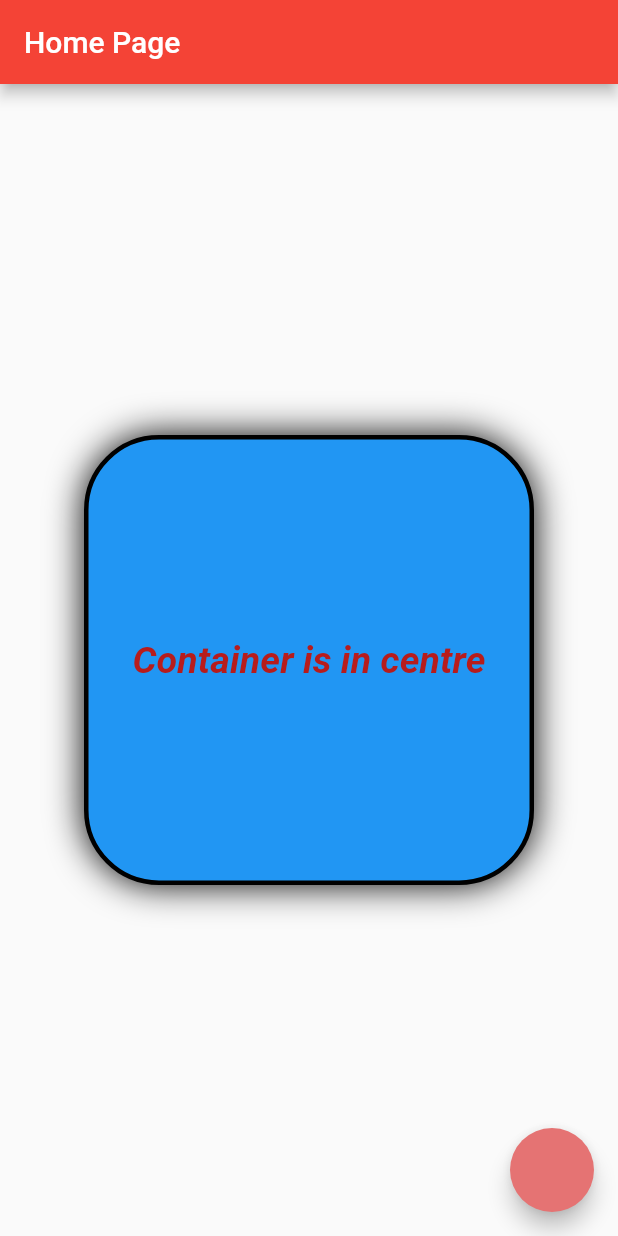
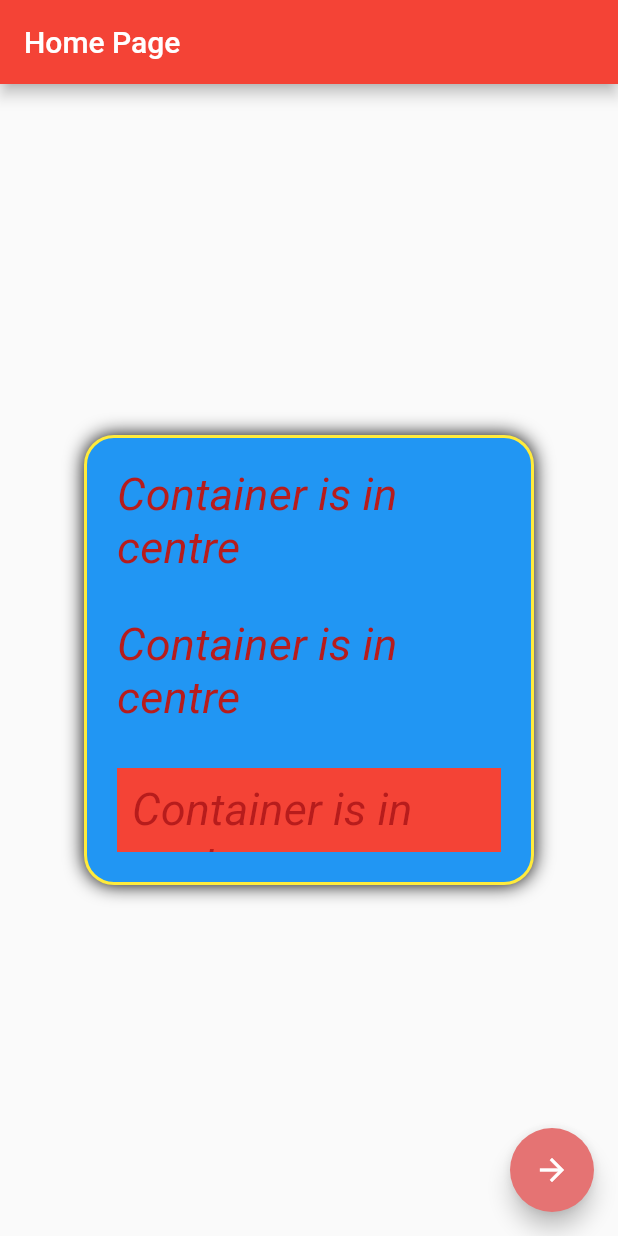
Before and after one commit to aayeshanomani/Session-Code, a Flutter app: the screen it shows after launch, on a phone screen of 412 x 824 dp. Run offline on Flutter 3.47's test engine with Material 2 defaults, Android fonts, the phone set to English and light mode, and no system bars.

Commit message:
Session 3

```diff
--- a/lib/main.dart
+++ b/lib/main.dart
@@ -1,3 +1,4 @@
+import 'package:first_application/secondPage.dart';
 import 'package:flutter/material.dart';
 
 void main() {
@@ -36,30 +37,61 @@ class _MyHomePageState extends State<MyHomePage> {
       ),
       floatingActionButton: FloatingActionButton(
         backgroundColor: Colors.red[300],
+        child: Icon(Icons.arrow_forward),
+        onPressed: ()
+        {
+          Navigator.push(context, MaterialPageRoute(builder: (context) => SecondPage()));
+        },
       ),
       body: Center(
         child: Container(
           width: 300,
           height: 300,
+          padding: EdgeInsets.all(20),
           decoration: BoxDecoration(
             color: Colors.blue,
-            border: Border.all(width: 3.0, color: Colors.black),
-            borderRadius: BorderRadius.circular(50.0),
+            border: Border.all(width: 2.0, color: Colors.yellow),
+            borderRadius: BorderRadius.circular(20.0),
               boxShadow: [new BoxShadow(
                 color: Colors.black,
-                blurRadius: 20.0,
+                blurRadius: 10.0,
               ),]
           ),
-          child: Center(
-              child: Text(
+          child: SingleChildScrollView(
+          child: Column(
+            children: [
+              Text(
                 'Container is in centre',
                 style: TextStyle(
                     color: Colors.red[900],
-                    fontSize: 25,
-                  fontWeight: FontWeight.bold,
+                    fontSize: 30,
                     fontStyle: FontStyle.italic
                 ),
-              )
+              ),
+              SizedBox(height: 30,),
+              Text(
+                'Container is in centre',
+                style: TextStyle(
+                    color: Colors.red[900],
+                    fontSize: 30,
+                    fontStyle: FontStyle.italic
+                ),
+              ),
+              SizedBox(height: 30,),
+              Container(
+                color: Colors.red,
+                padding: EdgeInsets.all(10),
+                child: Text(
+                  'Container is in centre',
+                  style: TextStyle(
+                      color: Colors.red[900],
+                      fontSize: 30,
+                      fontStyle: FontStyle.italic
+                  ),
+                ),
+              ),
+            ],
+          ),
           ),
         ),
       ),
```
Also changed, not shown: lib/ThirdPage.dart (added, +24 -0 lines), lib/secondPage.dart (added, +69 -0 lines).
